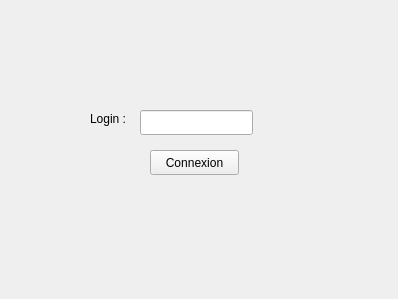
The window that src/easyticket/login.ui (LESNIAK-Louis/EasyTicket) describes before a commit, drawn with Qt 5.
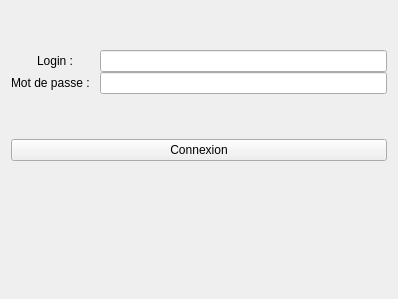
The same window after the commit.

Commit message: Ajout mdp dans le login

```diff
--- a/src/easyticket/login.ui
+++ b/src/easyticket/login.ui
@@ -13,55 +13,67 @@
   <property name="windowTitle">
    <string>Form</string>
   </property>
-  <widget class="QPushButton" name="boutonLogin">
-   <property name="geometry">
-    <rect>
-     <x>150</x>
-     <y>150</y>
-     <width>89</width>
-     <height>25</height>
-    </rect>
-   </property>
-   <property name="text">
-    <string>Connexion</string>
-   </property>
-  </widget>
-  <widget class="QLineEdit" name="champLogin">
-   <property name="geometry">
-    <rect>
-     <x>140</x>
-     <y>110</y>
-     <width>113</width>
-     <height>25</height>
-    </rect>
-   </property>
-  </widget>
+  <layout class="QGridLayout" name="gridLayout">
+   <item row="0" column="0">
+    <layout class="QFormLayout" name="formLayout">
+     <property name="labelAlignment">
+      <set>Qt::AlignCenter</set>
+     </property>
+     <property name="formAlignment">
+      <set>Qt::AlignCenter</set>
+     </property>
+     <property name="horizontalSpacing">
+      <number>0</number>
+     </property>
+     <property name="verticalSpacing">
+      <number>0</number>
+     </property>
+     <item row="0" column="0">
   <widget class="QLabel" name="titreLogin">
-   <property name="geometry">
-    <rect>
-     <x>90</x>
-     <y>110</y>
-     <width>51</width>
-     <height>17</height>
-    </rect>
-   </property>
    <property name="text">
     <string>Login :</string>
    </property>
   </widget>
+     </item>
+     <item row="0" column="1">
+      <widget class="QLineEdit" name="champLogin"/>
+     </item>
+     <item row="1" column="0">
+      <widget class="QLabel" name="titreMdp">
+       <property name="text">
+        <string>Mot de passe :   </string>
+       </property>
+      </widget>
+     </item>
+     <item row="1" column="1">
+      <widget class="QLineEdit" name="champMdp"/>
+     </item>
+    </layout>
+   </item>
+   <item row="1" column="0">
+    <widget class="QPushButton" name="boutonLogin">
+     <property name="text">
+      <string>Connexion</string>
+     </property>
+    </widget>
+   </item>
+   <item row="2" column="0">
   <widget class="QLabel" name="labelErreur">
-   <property name="geometry">
-    <rect>
-     <x>80</x>
-     <y>190</y>
-     <width>231</width>
-     <height>20</height>
-    </rect>
-   </property>
    <property name="text">
     <string/>
    </property>
-  </widget>
+     <property name="scaledContents">
+      <bool>true</bool>
+     </property>
+     <property name="alignment">
+      <set>Qt::AlignCenter</set>
+     </property>
+     <property name="textInteractionFlags">
+      <set>Qt::NoTextInteraction</set>
+     </property>
+    </widget>
+   </item>
+  </layout>
  </widget>
  <resources/>
  <connections/>
```
Lines whose indentation alone changed are shown as unchanged. The commit also changes 2 other files.
